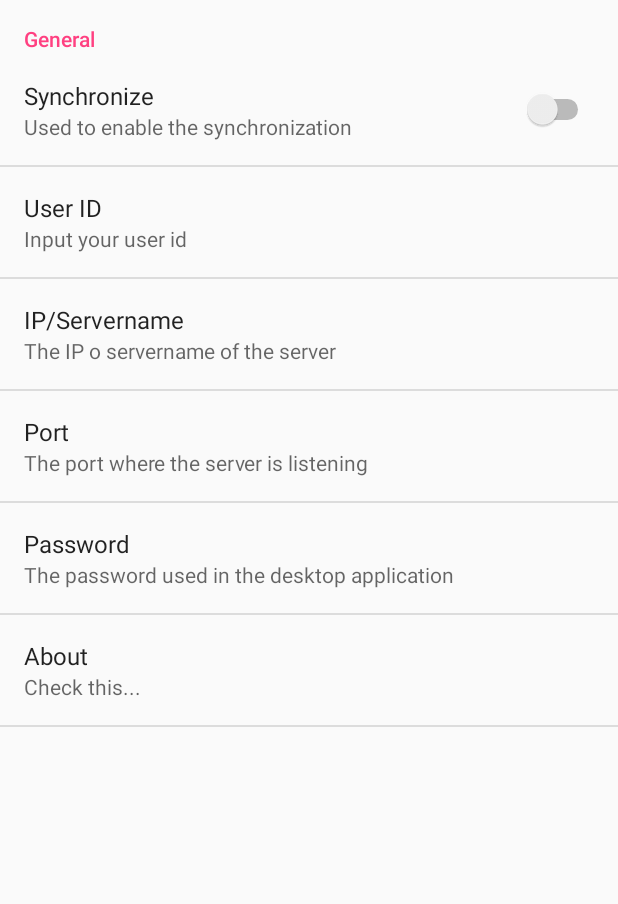
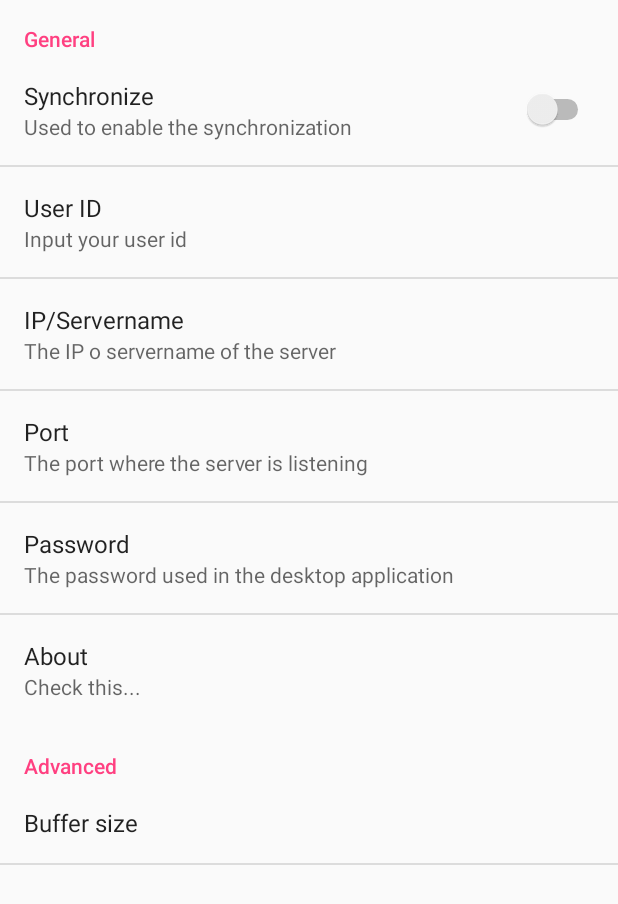
Before and after one commit to pablo-dev/HomeCloudAndroidWS, an Android app: the screen it shows after launch (Preferences), on a phone screen of 412 x 824 dp. Shown: the top 904 px of the screen. Run offline under Robolectric (Android 15) with nearby library versions, the phone set to English and light mode, and no system bars.

Commit message:
Send big files in chunks

```diff
--- a/app/src/main/java/planetludus/com/homecloudandroid/SyncService.java
+++ b/app/src/main/java/planetludus/com/homecloudandroid/SyncService.java
@@ -19,6 +19,7 @@ public class SyncService extends JobService {
     private String port;
     private String id;
     private String password;
+    private String bufferSize;
 
     @Override
     public void onCreate() {
@@ -26,7 +27,8 @@ public class SyncService extends JobService {
         ip = prefs.getString(getString(R.string.pref_key_ip), "127.0.0.1");
         port = prefs.getString(getString(R.string.pref_key_port), "3999");
         id = prefs.getString(getString(R.string.pref_key_id), "anonymous");
-        password = prefs.getString(getString(R.string.pref_key_password), "");
+        password = prefs.getString(getString(R.string.pref_key_password), getString(R.string.pref_advance_buffer_default));
+        bufferSize = prefs.getString(getString(R.string.pref_key_buffer), "3000");
 
         super.onCreate();
     }
@@ -37,7 +39,7 @@ public class SyncService extends JobService {
 
         // send the files in background
         SendFilesTask sendFilesTask = new SendFilesTask(this);
-        sendFilesTask.execute(ip, port, id, password);
+        sendFilesTask.execute(ip, port, id, password, bufferSize);
 
         jobFinished(jobParameters, true);
         return true;
--- /dev/null
+++ b/app/src/main/res/values/arrays.xml
@@ -0,0 +1,78 @@
+<resources>
+    <string-array name="pref_advance_buffer_entries">
+        <item>1000</item>
+        <item>1200</item>
+        <item>1400</item>
+        <item>1600</item>
+        <item>1800</item>
+        <item>2000</item>
+        <item>2200</item>
+        <item>2400</item>
+        <item>2600</item>
+        <item>2800</item>
+        <item>3000</item>
+        <item>3200</item>
+        <item>3400</item>
+        <item>3600</item>
+        <item>3800</item>
+        <item>4000</item>
+        <item>4200</item>
+        <item>4400</item>
+        <item>4600</item>
+        <item>4800</item>
+        <item>5000</item>
+        <item>5200</item>
+        <item>5400</item>
+        <item>5600</item>
+        <item>5800</item>
+        <item>6000</item>
+        <item>6200</item>
+        <item>6400</item>
+        <item>6600</item>
+        <item>6800</item>
+        <item>7000</item>
+        <item>7200</item>
+        <item>7400</item>
+        <item>7600</item>
+        <item>7800</item>
+        <item>8000</item>
+    </string-array>
+    <string-array name="pref_advance_buffer_values">
+        <item>1000</item>
+        <item>1200</item>
+        <item>1400</item>
+        <item>1600</item>
+        <item>1800</item>
+        <item>2000</item>
+        <item>2200</item>
+        <item>2400</item>
+        <item>2600</item>
+        <item>2800</item>
+        <item>3000</item>
+        <item>3200</item>
+        <item>3400</item>
+        <item>3600</item>
+        <item>3800</item>
+        <item>4000</item>
+        <item>4200</item>
+        <item>4400</item>
+        <item>4600</item>
+        <item>4800</item>
+        <item>5000</item>
+        <item>5200</item>
+        <item>5400</item>
+        <item>5600</item>
+        <item>5800</item>
+        <item>6000</item>
+        <item>6200</item>
+        <item>6400</item>
+        <item>6600</item>
+        <item>6800</item>
+        <item>7000</item>
+        <item>7200</item>
+        <item>7400</item>
+        <item>7600</item>
+        <item>7800</item>
+        <item>8000</item>
+    </string-array>
+</resources>
--- a/app/src/main/res/values/strings.xml
+++ b/app/src/main/res/values/strings.xml
@@ -3,6 +3,7 @@
 
     <!-- Strings related to Settings -->
     <string name="pref_header_general">General</string>
+    <string name="pref_header_advance">Advanced</string>
     <string name="pref_general_sync_summary">Used to enable the synchronization</string>
     <string name="pref_general_sync_title">Synchronize</string>
     <string name="pref_general_id_anonymous">Anonymous</string>
@@ -16,6 +17,10 @@
     <string name="pref_general_about_summary">Check this...</string>
     <string name="pref_general_port_name">Port</string>
     <string name="pref_general_password_name">Password</string>
+    <string name="pref_advance_buffer_size">Buffer size</string>
+    <string name="pref_advance_buffer_summary">Big files will be sent in chunks of this buffer size</string>
+    <string name="pref_advance_buffer_name">Buffer size</string>
+    <string name="pref_advance_buffer_default">2000</string>
     <string name="pref_sync_list">Sync folder list</string>
     <string name="pref_file_picker">Sync folder</string>
     <string name="pref_key_sync">key_sync</string>
@@ -25,6 +30,7 @@
     <string name="pref_key_about">key_about</string>
     <string name="pref_key_sync_list">key_sync_list</string>
     <string name="pref_key_password">key_password</string>
+    <string name="pref_key_buffer">key_buffer</string>
     <string name="about_description">This my home cloud application.</string>
     <string name="key_file_picker">key_sync_folder</string>
     <string name="service_sync_name">Synchronization service</string>
@@ -38,5 +44,5 @@
     <string name="notification_error_incorrect_userpass">Incorrect User/pass</string>
     <string name="notification_error_date_format_error">Date format error</string>
     <string name="notification_error_undefined_error">Undefined error</string>
-    <string name="notification_error_file_too_big">The file is too big</string>
+    <string name="notification_error_file_too_big">Reduce the buffer size</string>
 </resources>
--- a/app/src/main/res/xml/pref_general.xml
+++ b/app/src/main/res/xml/pref_general.xml
@@ -50,5 +50,18 @@
             android:key="@string/pref_key_about"
             android:summary="@string/pref_general_about_summary"/>
     </PreferenceCategory>
+    <PreferenceCategory
+        android:title="@string/pref_header_advance"
+        android:key="pref_advance">
+
+        <ListPreference
+            android:key="@string/pref_key_buffer"
+            android:title="@string/pref_advance_buffer_name"
+            android:dialogTitle="@string/pref_advance_buffer_name"
+            android:entries="@array/pref_advance_buffer_entries"
+            android:entryValues="@array/pref_advance_buffer_values"
+            android:defaultValue="@string/pref_advance_buffer_default"
+            />
+    </PreferenceCategory>
 
 </PreferenceScreen>
--- a/build.gradle
+++ b/build.gradle
@@ -10,7 +10,7 @@ buildscript {
         google()
     }
     dependencies {
-        classpath 'com.android.tools.build:gradle:3.1.0'
+        classpath 'com.android.tools.build:gradle:3.1.1'
 
         // NOTE: Do not place your application dependencies here; they belong
         // in the individual module build.gradle files
```
Also changed, not shown: app/src/main/java/planetludus/com/homecloudandroid/HttpUtils.java (+33 -2 lines), app/src/main/java/planetludus/com/homecloudandroid/SendFilesTask.java (+5 -3 lines).
